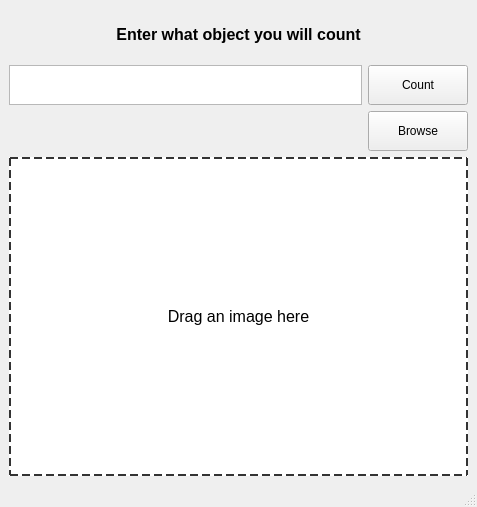
The window that design.ui (Abdullah-Masto/Object_Counter) describes before a commit, drawn with Qt 5.
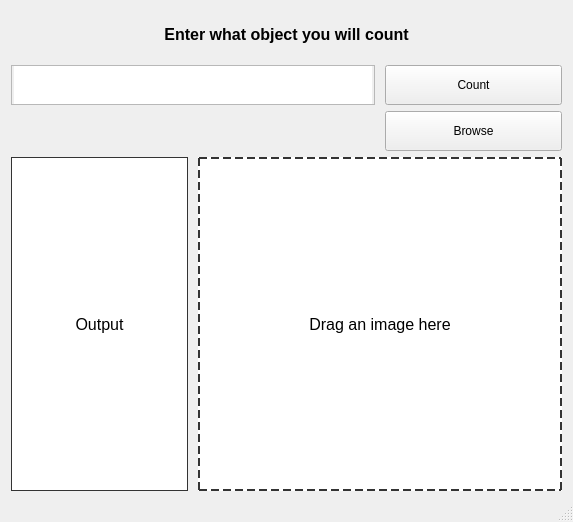
The same window after the commit.

The edit to the form file:
```diff
--- a/design.ui
+++ b/design.ui
@@ -6,8 +6,8 @@
    <rect>
     <x>0</x>
     <y>0</y>
-    <width>477</width>
-    <height>507</height>
+    <width>573</width>
+    <height>522</height>
    </rect>
   </property>
   <property name="minimumSize">
@@ -28,11 +28,91 @@
   <property name="windowTitle">
    <string>MainWindow</string>
   </property>
+  <property name="styleSheet">
+   <string notr="true">padding-left:2px;
+padding-right:2px;</string>
+  </property>
   <widget class="QWidget" name="centralwidget">
+   <property name="styleSheet">
+    <string notr="true">margin-left:2px;
+margin-right:2px;</string>
+   </property>
    <layout class="QGridLayout" name="gridLayout_2">
     <item row="0" column="0">
      <layout class="QGridLayout" name="gridLayout">
-      <item row="1" column="1">
+      <item row="3" column="0" colspan="2">
+       <widget class="QLabel" name="numObjectsLabel">
+        <property name="minimumSize">
+         <size>
+          <width>130</width>
+          <height>40</height>
+         </size>
+        </property>
+        <property name="maximumSize">
+         <size>
+          <width>5000</width>
+          <height>40</height>
+         </size>
+        </property>
+        <property name="font">
+         <font>
+          <pointsize>10</pointsize>
+         </font>
+        </property>
+        <property name="styleSheet">
+         <string notr="true">padding-left:5px;</string>
+        </property>
+        <property name="text">
+         <string/>
+        </property>
+       </widget>
+      </item>
+      <item row="4" column="0">
+       <widget class="QLabel" name="output">
+        <property name="minimumSize">
+         <size>
+          <width>0</width>
+          <height>0</height>
+         </size>
+        </property>
+        <property name="font">
+         <font>
+          <pointsize>12</pointsize>
+         </font>
+        </property>
+        <property name="styleSheet">
+         <string notr="true">background-color:white;border:1px solid #333;</string>
+        </property>
+        <property name="text">
+         <string>Output</string>
+        </property>
+        <property name="alignment">
+         <set>Qt::AlignCenter</set>
+        </property>
+       </widget>
+      </item>
+      <item row="1" column="0" colspan="2">
+       <widget class="QTextEdit" name="oNameText">
+        <property name="minimumSize">
+         <size>
+          <width>130</width>
+          <height>40</height>
+         </size>
+        </property>
+        <property name="maximumSize">
+         <size>
+          <width>5000</width>
+          <height>40</height>
+         </size>
+        </property>
+        <property name="font">
+         <font>
+          <pointsize>16</pointsize>
+         </font>
+        </property>
+       </widget>
+      </item>
+      <item row="1" column="2">
        <widget class="QPushButton" name="countBtn">
         <property name="minimumSize">
          <size>
@@ -51,7 +131,7 @@
         </property>
        </widget>
       </item>
-      <item row="0" column="0" colspan="2">
+      <item row="0" column="0" colspan="3">
        <widget class="QLabel" name="titleLabel">
         <property name="minimumSize">
          <size>
@@ -80,7 +160,7 @@
         </property>
        </widget>
       </item>
-      <item row="3" column="1">
+      <item row="3" column="2">
        <widget class="QPushButton" name="browseBtn">
         <property name="minimumSize">
          <size>
@@ -99,34 +179,7 @@
         </property>
        </widget>
       </item>
-      <item row="3" column="0">
-       <widget class="QLabel" name="numObjectsLabel">
-        <property name="minimumSize">
-         <size>
-          <width>130</width>
-          <height>40</height>
-         </size>
-        </property>
-        <property name="maximumSize">
-         <size>
-          <width>5000</width>
-          <height>40</height>
-         </size>
-        </property>
-        <property name="font">
-         <font>
-          <pointsize>10</pointsize>
-         </font>
-        </property>
-        <property name="styleSheet">
-         <string notr="true">padding-left:5px;</string>
-        </property>
-        <property name="text">
-         <string/>
-        </property>
-       </widget>
-      </item>
-      <item row="4" column="0" colspan="2">
+      <item row="4" column="1" colspan="2">
        <widget class="QLabel" name="imgLabel">
         <property name="minimumSize">
          <size>
@@ -166,27 +219,6 @@
         </property>
        </widget>
       </item>
-      <item row="1" column="0">
-       <widget class="QTextEdit" name="oNameText">
-        <property name="minimumSize">
-         <size>
-          <width>130</width>
-          <height>40</height>
-         </size>
-        </property>
-        <property name="maximumSize">
-         <size>
-          <width>5000</width>
-          <height>40</height>
-         </size>
-        </property>
-        <property name="font">
-         <font>
-          <pointsize>16</pointsize>
-         </font>
-        </property>
-       </widget>
-      </item>
      </layout>
     </item>
    </layout>
```
